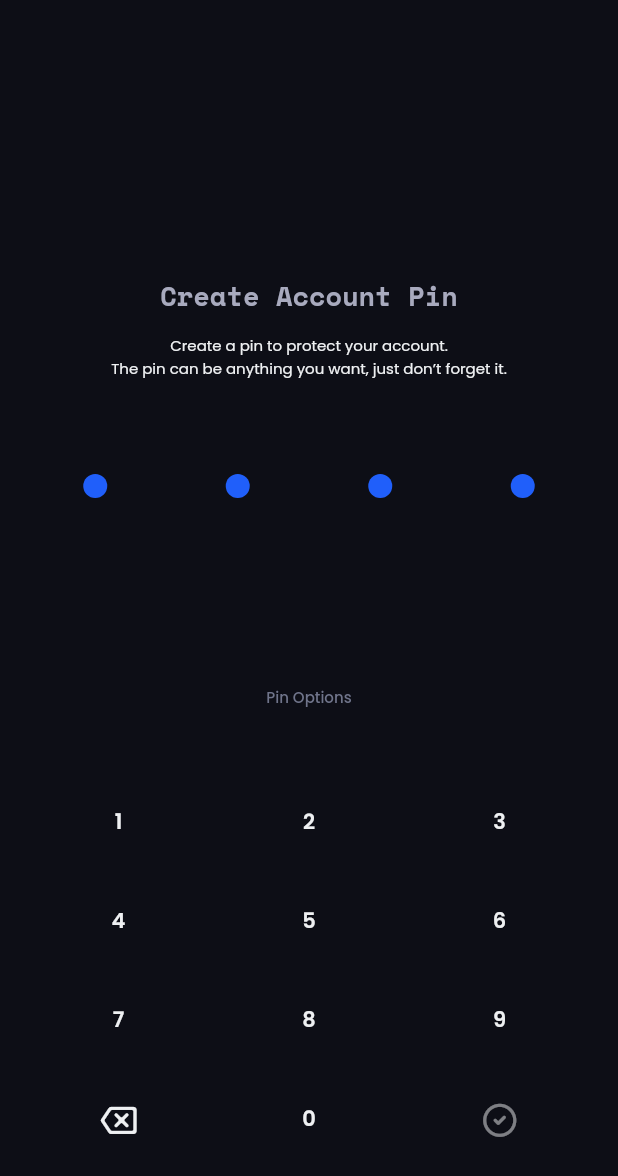
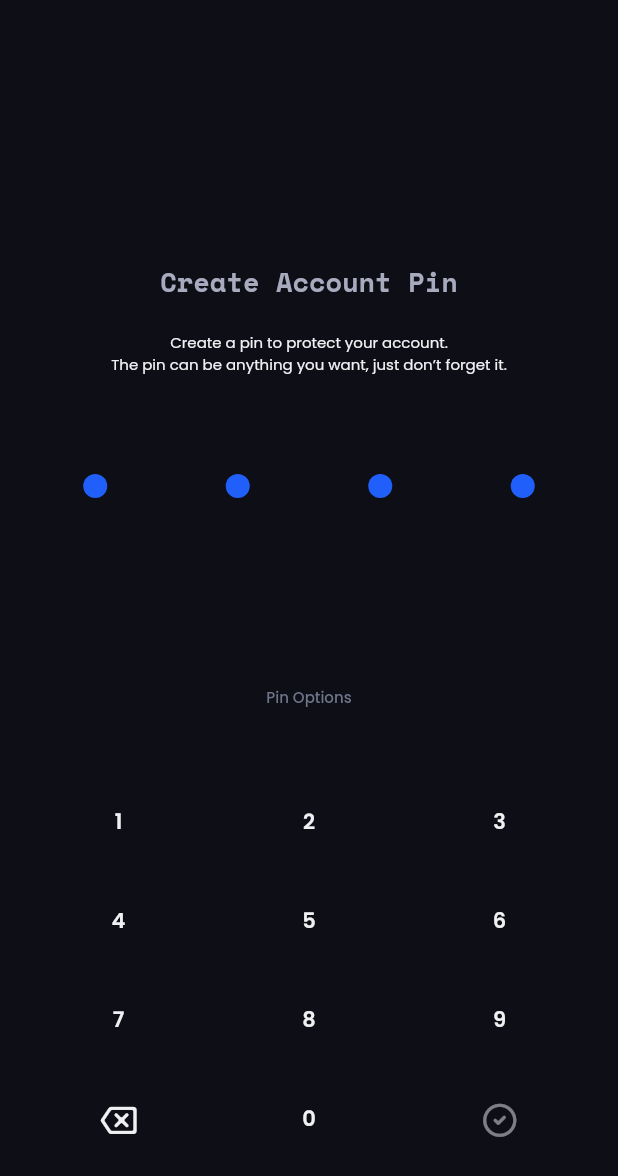
Before and after one commit to Satellite-im/Uplink-Mobile, a Flutter app: the screen it shows after launch, on a phone screen of 412 x 824 dp. Shown: the top 1176 px of the screen. Run offline on Flutter 3.47's test engine with Material 2 defaults, Android fonts, the phone set to English and light mode, and no system bars; our stand-ins replace bloc, dropdown_button2, image_gallery_saver, permission_handler, screenshot, shared_preferences; generated files the repository leaves out were written again.

Commit message:
fix:fix render overflow in the test -FA-34

```diff
--- a/lib/auth/onboard_pin_page.dart
+++ b/lib/auth/onboard_pin_page.dart
@@ -22,21 +22,19 @@ class _OnboardPinPageState extends State<OnboardPinPage> {
         child: Column(
           mainAxisAlignment: MainAxisAlignment.spaceBetween,
           children: <Widget>[
-            Expanded(
-              child: Container(),
-            ),
+            Flexible(flex: 9, child: Container()),
             const UText(
               'Create Account Pin',
               textStyle: UTextStyle.H1_primaryHeader,
               textAlign: TextAlign.center,
             ),
-            const SizedBox(height: 12),
+            Flexible(child: Container()),
             const UText(
               'Create a pin to protect your account.\nThe pin can be anything you want, just don’t forget it.',
               textStyle: UTextStyle.B1_body,
               textAlign: TextAlign.center,
             ),
-            const SizedBox(height: 56),
+            Flexible(flex: 3, child: Container()),
             Stack(
               children: [
                 UPin(
```
Also changed, not shown: 1 other file.
